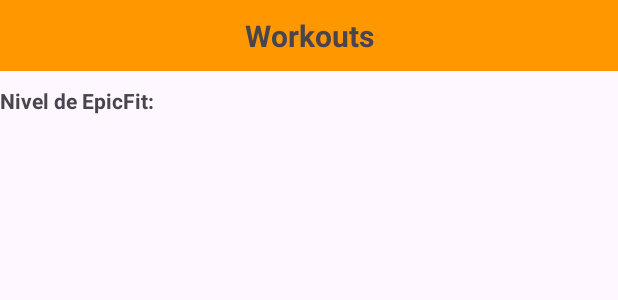
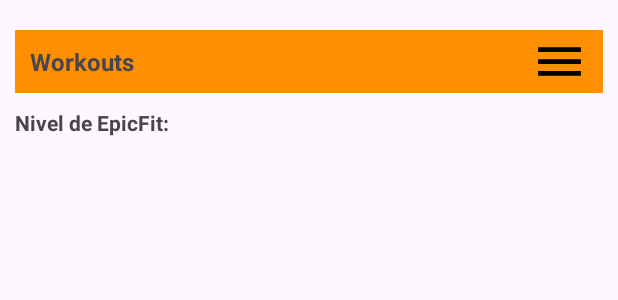
Before and after one commit to leirelasaam/EpicFitApp, an Android app: the layout activity_historico.xml on its own in the app's theme, with its tools: preview values and no code run, on a phone screen of 412 x 824 dp. Shown: the top 300 px of the screen. Run offline under Robolectric (Android 15) with nearby library versions, the phone set to English and light mode, and no system bars.

Commit message:
Añadir menu no funcional

```diff
--- /dev/null
+++ b/app/src/main/res/drawable/menu.xml
@@ -0,0 +1,5 @@
+<vector xmlns:android="http://schemas.android.com/apk/res/android" android:height="24dp" android:tint="#000000" android:viewportHeight="24" android:viewportWidth="24" android:width="24dp">
+
+    <path android:fillColor="@android:color/white" android:pathData="M3,18h18v-2L3,16v2zM3,13h18v-2L3,11v2zM3,6v2h18L21,6L3,6z"/>
+
+</vector>
--- a/app/src/main/res/layout/activity_historico.xml
+++ b/app/src/main/res/layout/activity_historico.xml
@@ -2,9 +2,10 @@
 <androidx.constraintlayout.widget.ConstraintLayout xmlns:android="http://schemas.android.com/apk/res/android"
     xmlns:app="http://schemas.android.com/apk/res-auto"
     xmlns:tools="http://schemas.android.com/tools"
+    android:id="@+id/historico"
     android:layout_width="match_parent"
     android:layout_height="match_parent"
-    android:id="@+id/historico">
+    android:padding="10dp">
 
     <LinearLayout
         android:id="@+id/verticalLayout"
@@ -18,17 +19,31 @@
         app:layout_constraintTop_toTopOf="parent"
         app:layout_constraintVertical_bias="0.0">
 
-        <TextView
-            android:id="@+id/textTitle"
+        <RelativeLayout
+            android:id="@+id/toolbar"
             android:layout_width="match_parent"
             android:layout_height="wrap_content"
-            android:background="#FF9800"
-            android:paddingTop="10dp"
-            android:paddingBottom="10dp"
-            android:text="@string/titulo_workouts"
-            android:textAlignment="center"
-            android:textSize="20sp"
-            android:textStyle="bold" />
+            android:layout_marginTop="10dp"
+            android:background="#FD8F00">
+
+            <ImageView
+                android:id="@+id/option_btn"
+                android:layout_width="38dp"
+                android:layout_height="38dp"
+                android:layout_alignParentEnd="true"
+                android:layout_centerVertical="true"
+                android:layout_marginEnd="10dp"
+                android:src="@drawable/menu" />
+
+            <TextView
+                android:id="@+id/tituloTxt"
+                android:layout_width="wrap_content"
+                android:layout_height="wrap_content"
+                android:padding="10dp"
+                android:text="@string/titulo_workouts"
+                android:textSize="16dp"
+                android:textStyle="bold" />
+        </RelativeLayout>
 
         <LinearLayout
             android:id="@+id/layoutNivel"
--- a/app/src/main/res/values/strings.xml
+++ b/app/src/main/res/values/strings.xml
@@ -3,4 +3,7 @@
     <string name="titulo_workouts">Workouts</string>
     <string name="nivel_pl">Nivel de EpicFit:</string>
     <string name="nivel">Nivel:</string>
+    <string name="menu_workouts">Workouts</string>
+    <string name="menu_perfil">Perfil</string>
+    <string name="menu_entrenador">Entrenador</string>
 </resources>
```
Also changed, not shown: app/src/main/java/com/example/epicfitapp/HistoricoActivity.kt (+7 -0 lines), app/src/main/res/menu/menu.xml (added, +8 -0 lines).
